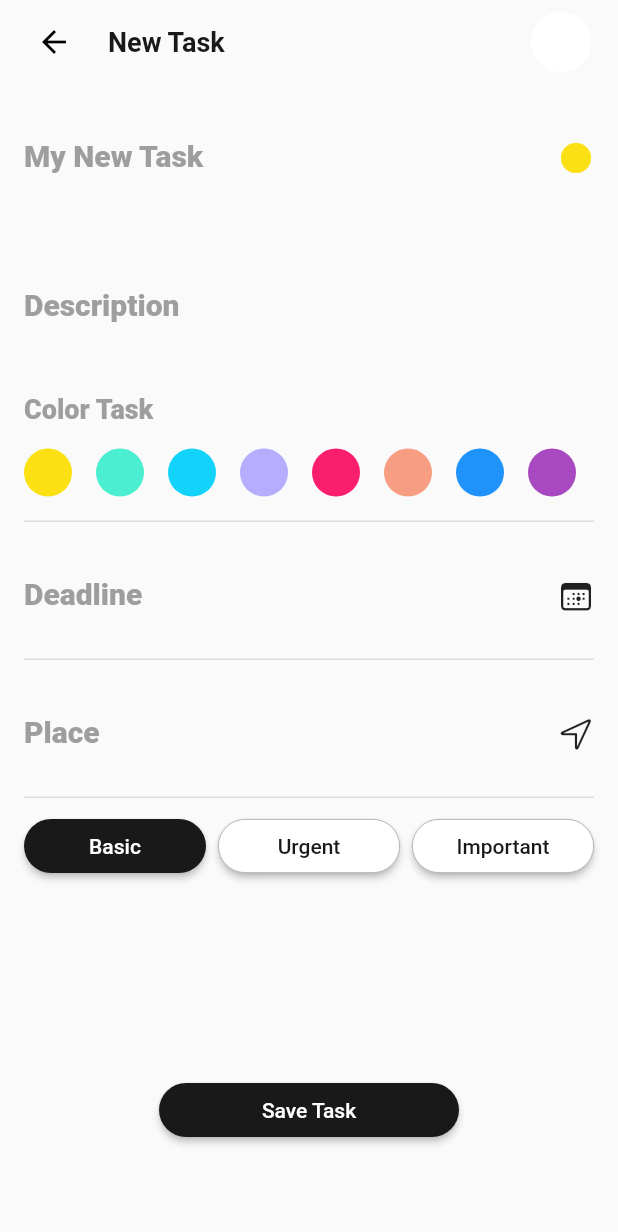
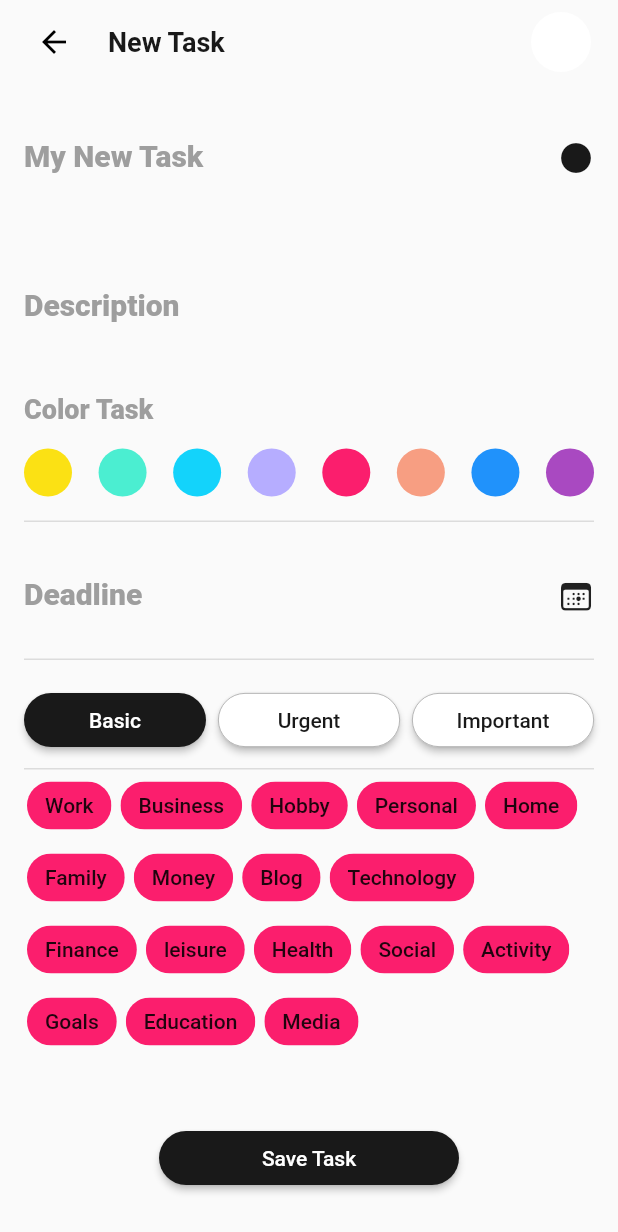
Before and after one commit to prakasht66/Todo-App, a Flutter app: the screen it shows after launch, after a tap on an icon or button, on a phone screen of 412 x 824 dp. Shown: the top 1232 px of the screen. Run offline on Flutter 3.47's test engine with Material 2 defaults, Android fonts, the phone set to English and light mode, and no system bars; our stand-ins replace faker, hive, hive_flutter; accounts and stored records are empty; Roboto replaces fonts that are missing (Poppins).

Commit message:
New Task Card color Selection fix using Provider

```diff
--- a/lib/constants.dart
+++ b/lib/constants.dart
@@ -21,3 +21,6 @@ var customColors = [
   HexColor.fromHex('#a949c1')
 
 ];
+
+ var chipCategories = ['Work','Business','Hobby','Personal','Home','Family','Money','Blog','Technology','Finance',
+   'leisure','Health','Social','Activity','Goals','Education','Media',];
--- a/lib/designComponents/card_task.dart
+++ b/lib/designComponents/card_task.dart
@@ -5,7 +5,14 @@ import '../constants.dart';
 
 class CardTaskWidget extends StatelessWidget {
   const CardTaskWidget(
-      {Key? key, this.cardBackground, this.chipItems, required this.title, this.date, required this.time, required this.status, this.onTapDelete})
+      {Key? key,
+      this.cardBackground,
+      this.chipItems,
+      required this.title,
+      this.date,
+      required this.time,
+      required this.status,
+      this.onTapDelete})
       : super(key: key);
 
   final Color? cardBackground;
@@ -17,13 +24,11 @@ class CardTaskWidget extends StatelessWidget {
   final String status;
   final VoidCallback? onTapDelete;
 
-
-
   @override
   Widget build(BuildContext context) {
     return Container(
-      margin:const EdgeInsets.symmetric(vertical: spacing_tiny) ,
-      padding: const EdgeInsets.all(spacing_tiny),
+      margin: const EdgeInsets.symmetric(vertical: spacing_tiny),
+      padding: const EdgeInsets.symmetric(horizontal: spacing_tiny,vertical: spacing_micro),
       height: 170.0,
       decoration: BoxDecoration(
           color: cardBackground ?? Colors.cyan,
@@ -36,16 +41,12 @@ class CardTaskWidget extends StatelessWidget {
           Row(
             children: [
               Wrap(
-                spacing: 4.0,
-                runSpacing: 0.0,
+                spacing: 1.0,
                 children: List<Widget>.generate(
                     chipItems!.length, // place the length of the array here
-                        (int index) {
-                      return Chip(
-                          label: Text(chipItems![index])
-                      );
-                    }
-                ).toList(),
+                    (int index) {
+                  return Chip(label: Text(chipItems![index]));
+                }).toList(),
               ),
               const Spacer(),
               const Icon(Icons.edit_note_rounded)
@@ -75,10 +76,13 @@ class CardTaskWidget extends StatelessWidget {
 
   Widget dateWidget() {
     return Row(children: [
-      const Icon(Icons.calendar_today, size: 16,),
+      const Icon(
+        Icons.calendar_today,
+        size: 16,
+      ),
       const HSpace(size: spacing_micro),
       Text(
-       date ?? DateTime.now().toString(),
+        date ?? DateTime.now().toString(),
         style: TextStyle(
             color: kPrimary,
             fontFamily: 'Poppins',
@@ -90,10 +94,13 @@ class CardTaskWidget extends StatelessWidget {
 
   Widget timeWidget() {
     return Row(children: [
-      const Icon(Icons.access_time, size: 16,),
+      const Icon(
+        Icons.access_time,
+        size: 16,
+      ),
       const HSpace(size: spacing_micro),
       Text(
-      time,
+        time,
         style: TextStyle(
             color: kPrimary,
             fontFamily: 'Poppins',
@@ -101,7 +108,10 @@ class CardTaskWidget extends StatelessWidget {
             fontSize: 12),
       ),
       const Spacer(),
-      InkWell(child:  Icon(Icons.circle_outlined),onTap: onTapDelete,)
+      InkWell(
+        child: Icon(Icons.circle_outlined),
+        onTap: onTapDelete,
+      )
     ]);
   }
 }
--- a/lib/main.dart
+++ b/lib/main.dart
@@ -14,9 +14,9 @@ Future<void> main() async {
 
   // Registering the adapter
   Hive.registerAdapter(TaskModelAdapter());
-
   // Opening the box
   await Hive.openBox('tasks');
+
   TaskDbManger().initDb();
 
   runApp(MultiProvider(providers:[
--- a/lib/model/task_model.dart
+++ b/lib/model/task_model.dart
@@ -1,18 +1,11 @@
+import 'package:hive/hive.dart';
 
-import 'dart:ui';
-import 'dart:math' as math;
-import 'package:faker/faker.dart';
-import 'package:flutter/material.dart';
-import 'package:hive/hive.dart';
-import 'package:iostest/constants.dart';
-
-import '../extensions/extension_color.dart';
 part 'task_model.g.dart';
 
 @HiveType(typeId: 0)
-class TaskModel extends HiveObject{
+class TaskModel extends HiveObject {
   @HiveField(0)
-  final int id;
+  final String id;
   @HiveField(1)
   late String title;
   @HiveField(2)
@@ -27,25 +20,22 @@ class TaskModel extends HiveObject{
   String place;
   @HiveField(7)
   String colorCode;
-  @HiveField(8, defaultValue: false)
-  bool completed;
-  TaskModel({
-    required this.id,
-    required this.title,
-    required this.description,
-    required this.dateCreated,
-    //required this.dateTarget,
-    this.timeCreated  = '',
-    this.colorCode ='',
-    this.place = '' ,
-    this.completed =false
-  });
+  @HiveField(8)
+  String currentStatus;
+  @HiveField(9)
+  late List<String> categories;
 
-  void toggleComplete(){
-    completed =! completed;
-  }
+  TaskModel(
+      {required this.id,
+      required this.title,
+      required this.description,
+      required this.dateCreated,
+      required this.dateTarget,
+      required this.categories,
+      this.timeCreated = '',
+      this.colorCode = '',
+      this.place = '',
+      this.currentStatus = 'notStarted'});
+}
 
-
-
-
-}
+enum status { ongoing, upcoming, completed, notStarted }
--- a/lib/provider/taskprovider.dart
+++ b/lib/provider/taskprovider.dart
@@ -1,4 +1,5 @@
 import 'package:flutter/cupertino.dart';
+import 'package:iostest/constants.dart';
 import 'package:iostest/helper/task_db.dart';
 import 'package:iostest/model/task_model.dart';
 
@@ -7,6 +8,14 @@ class TaskProvider with ChangeNotifier{
   List _taskList = <TaskModel>[];
 
   List get taskList => _taskList;
+
+  Color _selectedColor = kPrimary;
+  Color get selectedColor => _selectedColor;
+  set selectedColor(Color val) {
+    _selectedColor=val;
+    notifyListeners();
+  }
+
 
   Future<dynamic>addItem(TaskModel taskModel) async {
     TaskDbManger().addTask(val: taskModel);
--- a/lib/screens/home.dart
+++ b/lib/screens/home.dart
@@ -30,9 +30,8 @@ class _HomePageState extends State<HomePage> with TickerProviderStateMixin {
     const int totalDuration = 1500;
     _animationController = AnimationController(
         vsync: this, duration: const Duration(milliseconds: totalDuration));
-    _animation= Tween(begin: 0.0,end: 1.0).animate(_animationController);
+    _animation = Tween(begin: 0.0, end: 1.0).animate(_animationController);
     _animationController.forward();
-
   }
 
   @override
@@ -69,28 +68,38 @@ class _HomePageState extends State<HomePage> with TickerProviderStateMixin {
   }
 
   Widget buildBody() {
-    var height = AppBar().preferredSize.height;
+
     return Container(
       margin: const EdgeInsets.all(spacing_small),
       child:
           Stack(alignment: Alignment.center, fit: StackFit.expand, children: [
-        SingleChildScrollView(
-          physics: const AlwaysScrollableScrollPhysics(),
-          child: Column(
+        Column(
           crossAxisAlignment: CrossAxisAlignment.start,
           mainAxisSize: MainAxisSize.min,
           children: [
+
             title_widget(),
             const VSpace(size: spacing_tiny),
             subTitleWidget(),
             const VSpace(size: spacing_small),
             timeLineWidget(),
             const VSpace(size: spacing_small),
-              const VSpace(size: spacing_small),
+
+            Expanded(
+              child: SingleChildScrollView(
+                physics: const AlwaysScrollableScrollPhysics(),
+                child: Column(
+                  crossAxisAlignment: CrossAxisAlignment.start,
+                  mainAxisSize: MainAxisSize.min,
+                  children: [
+
                     _todoItems(),
                     const VSpace(size: spacing_small),
                   ],
                 ),
+              ),
+            ),
+          ],
         ),
         Positioned(
             left: 0,
@@ -155,7 +164,6 @@ class _HomePageState extends State<HomePage> with TickerProviderStateMixin {
   Widget _todoItems() {
     return FadeTransition(
       opacity: _animationController,
-
       child: FutureBuilder(
           future: getProjectDetails(),
           builder: (BuildContext context, AsyncSnapshot<dynamic> snapshot) {
@@ -190,16 +198,17 @@ class _HomePageState extends State<HomePage> with TickerProviderStateMixin {
                             title: snapshot.data[index].title,
                             //date:  DateFormat('dd/MM/yyyy').parse(snapshot.data[index].dateTarget).toString(),
                             time: DateTime.now().toLocal().toString(),
-                            cardBackground: HexColor.fromHex(snapshot.data[index].colorCode),
+                            cardBackground: HexColor.fromHex(
+                                snapshot.data[index].colorCode),
                             status: snapshot.data[index].title,
-                            chipItems: ['School', 'Everyday'],
+                            chipItems: snapshot.data[index].categories,
                             onTapDelete: () async {
                               print('Delete this item');
 
-                              await context.read<TaskProvider>().deleteItem(index);
+                              await context
+                                  .read<TaskProvider>()
+                                  .deleteItem(index);
                               await context.read<TaskProvider>().getItems();
-
-
                             },
                           ));
                     });
--- a/lib/screens/new_task.dart
+++ b/lib/screens/new_task.dart
@@ -1,3 +1,4 @@
+import 'package:faker/faker.dart';
 import 'package:flutter/cupertino.dart';
 import 'package:flutter/material.dart';
 import 'package:hive/hive.dart';
@@ -8,14 +9,15 @@ import 'package:iostest/extensions/extension_color.dart';
 import 'package:iostest/designComponents/space.dart';
 import 'package:iostest/helper/task_db.dart';
 import 'package:iostest/provider/taskprovider.dart';
+import 'package:iostest/screens/new_task_top_widget.dart';
 import 'package:provider/provider.dart';
-
+import 'dart:math';
 import '../constants.dart';
 import '../designComponents/header_widget.dart';
 import '../model/task_model.dart';
 
 class NewTaskWidget extends StatefulWidget {
-  NewTaskWidget({Key? key}) : super(key: key);
+  const NewTaskWidget({Key? key}) : super(key: key);
 
   @override
   State<NewTaskWidget> createState() => _NewTaskWidgetState();
@@ -29,6 +31,7 @@ class _NewTaskWidgetState extends State<NewTaskWidget> {
   DateTime selectedDate = DateTime.now();
   Color selectedColor = HexColor.fromHex('#fbe114');
   late final Box taskBox;
+  List<String>selectedChips =[];
 
   @override
   void initState() {
@@ -61,24 +64,17 @@ class _NewTaskWidgetState extends State<NewTaskWidget> {
       padding: const EdgeInsets.only(left: spacing_small, right: spacing_small),
       child: Stack(
         alignment: Alignment.center,
+        fit: StackFit.expand,
         children: [
-          Column(
-            crossAxisAlignment: CrossAxisAlignment.start,
+          SingleChildScrollView(
+            physics: AlwaysScrollableScrollPhysics(),
+            child: Column(
+              crossAxisAlignment: CrossAxisAlignment.stretch,
+              mainAxisSize: MainAxisSize.min,
               children: [
-              // HeaderWidget(title: 'My New Task',),
-              const VSpace(size: spacing_tiny),
-              InputFieldWidget(
-                trailingIcon: Icon(
-                  Icons.circle,
-                  color: selectedColor,
-                ),
-                labelText: 'My New Task',
-                onTapIcon: () {},
-                controller: titleTextController,
-              ),
+               NewTaskTopWidget(titleTextController: titleTextController,),
                 const VSpace(size: spacing_small),
                 InputFieldWidget(
-                maxLines: 5,
                   labelText: 'Description',
                   onTapIcon: () {},
                   controller: descriptionController,
@@ -93,24 +89,51 @@ class _NewTaskWidgetState extends State<NewTaskWidget> {
                 _dateSelector(),
                 const HorizontalDivider(),
                 const VSpace(size: spacing_tiny),
-              _placeEntry(),
+                //_placeEntry(),
+                // const HorizontalDivider(),
+                const VSpace(size: spacing_tiny),
+                _taskPriorityWidget(),
+                const VSpace(size: spacing_tiny),
                 const HorizontalDivider(),
+                _chipItems(),
                 const VSpace(size: spacing_tiny),
-              _taskTypeWidget()
               ],
             ),
-          Positioned(bottom: 60, child: _submitButton())
+          ),
+          Positioned(bottom: 20, child: Container(color: Colors.transparent, padding: EdgeInsets.all(spacing_tiny), child: _submitButton()))
         ],
       ),
     );
   }
 
+
+  Widget _chipItems() {
+    String _isSelected = "";
+    return Wrap(
+        alignment: WrapAlignment.start,
+        spacing: 2.0,
+
+        runAlignment: WrapAlignment.start,
+        crossAxisAlignment: WrapCrossAlignment.start,
+        direction: Axis.horizontal,
+        children: chipCategories.map((i) => Container(
+          margin: const EdgeInsets.symmetric(horizontal: 2.0),
+          child: ChoiceChip(
+              backgroundColor: customColors[Random().nextInt(customColors.length)],
+              label: Text(i), onSelected: (value) {
+                selectedChips.add(i);
+
+          ;},  selected: _isSelected == i,),
+        )).toList());
+  }
+
   Widget _submitButton() {
-    return SizedBox(
+    return SafeArea(
+      child: SizedBox(
         width: 200.0,
         child: ElevatedButton(
-          onPressed: () {
-            addTask();
+            onPressed: () async {
+              await addTask();
             },
             style: ButtonStyle(
                 backgroundColor: MaterialStateProperty.all<Color>(kPrimary),
@@ -120,30 +143,32 @@ class _NewTaskWidgetState extends State<NewTaskWidget> {
                   borderRadius: BorderRadius.circular(18.0),
                 ))),
             child: Text('Save Task')),
+      ),
     );
   }
 
   Future<void> addTask() async {
     TaskProvider counter = Provider.of<TaskProvider>(context, listen: false);
-   var task= TaskModel(
-        id: 0,
+    var task = TaskModel(
+        id: 0.toString(),
         title: titleTextController.text,
         description: descriptionController.text,
         dateCreated: DateTime.now().toString(),
-        //dateTarget: selectedDate.toString(),
-        colorCode: selectedColor.toHex(leadingHashSign: true));
-    print('Addding Tasks');
+        dateTarget: selectedDate.toString(),
+        currentStatus: status.notStarted.toString(),
+        colorCode: selectedColor.toHex(), categories: selectedChips.isNotEmpty ? selectedChips : ['General'].toList());
     //TaskDbManger().addTask(val: tasks[0]);
     await counter.addItem(task);
-    Future.delayed(Duration(seconds: 1), () {
+    Future.delayed(const Duration(seconds: 1), () {
       Navigator.of(context).pop();
     });
   }
 
   Widget _colorsRow() {
-    return Wrap(
-      spacing: 16.0,
-      runSpacing: 8.0,
+    return Row(
+      crossAxisAlignment: CrossAxisAlignment.center,
+      mainAxisAlignment: MainAxisAlignment.spaceBetween,
+      // runSpacing: 8.0,
       children: List<Widget>.generate(
           customColors.length, // place the length of the array here
           (int index) {
@@ -159,9 +184,9 @@ class _NewTaskWidgetState extends State<NewTaskWidget> {
 
   void getSelectedColor(int selectedIndex) {
     Color currentColor = customColors[selectedIndex];
-    setState(() {
+    //context.select((TaskProvider value) => value.selectedColor = currentColor);
+    context.read<TaskProvider>().selectedColor = currentColor;
     selectedColor = currentColor;
-    });
   }
 
   Widget _titleWidget() {
@@ -258,14 +283,14 @@ class _NewTaskWidgetState extends State<NewTaskWidget> {
       lastDate: DateTime(2025),
     );
     if (picked != null && picked != selectedDate) {
-      setState(() {
+      //setState(() {
         selectedDate = picked;
         dateController.text = selectedDate.toIso8601String();
-      });
+     // });
     }
   }
 
-  Widget _taskTypeWidget() {
+  Widget _taskPriorityWidget() {
     return Row(
       crossAxisAlignment: CrossAxisAlignment.center,
       mainAxisAlignment: MainAxisAlignment.spaceEvenly,
--- /dev/null
+++ b/lib/screens/new_task_top_widget.dart
@@ -0,0 +1,37 @@
+import 'package:flutter/material.dart';
+import 'package:iostest/provider/taskprovider.dart';
+import 'package:provider/provider.dart';
+
+import '../designComponents/Input_text.dart';
+import '../designComponents/space.dart';
+
+class NewTaskTopWidget extends StatelessWidget {
+   NewTaskTopWidget({Key? key,this.titleTextController}) : super(key: key);
+  final titleTextController;
+
+  late BuildContext _context;
+  @override
+  Widget build(BuildContext context) {
+    _context =context;
+    return Column(children: [
+      // HeaderWidget(title: 'My New Task',),
+      const VSpace(size: spacing_tiny),
+      _taskName(),
+    ],);
+  }
+  Widget _taskName()
+  {
+    return InputFieldWidget(
+      trailingIcon: Icon(
+        Icons.circle,
+        //color:selectedColor,
+        //color: _context.watch<TaskProvider>().selectedColor,
+        color: _context.select((TaskProvider value) => value.selectedColor),
+      ),
+      labelText: 'My New Task',
+
+      onTapIcon: () {},
+      controller: titleTextController,
+    );
+  }
+}
```
Also changed, not shown: lib/model/task_model.g.dart, pubspec.lock. Lines whose indentation alone changed are shown as unchanged.
